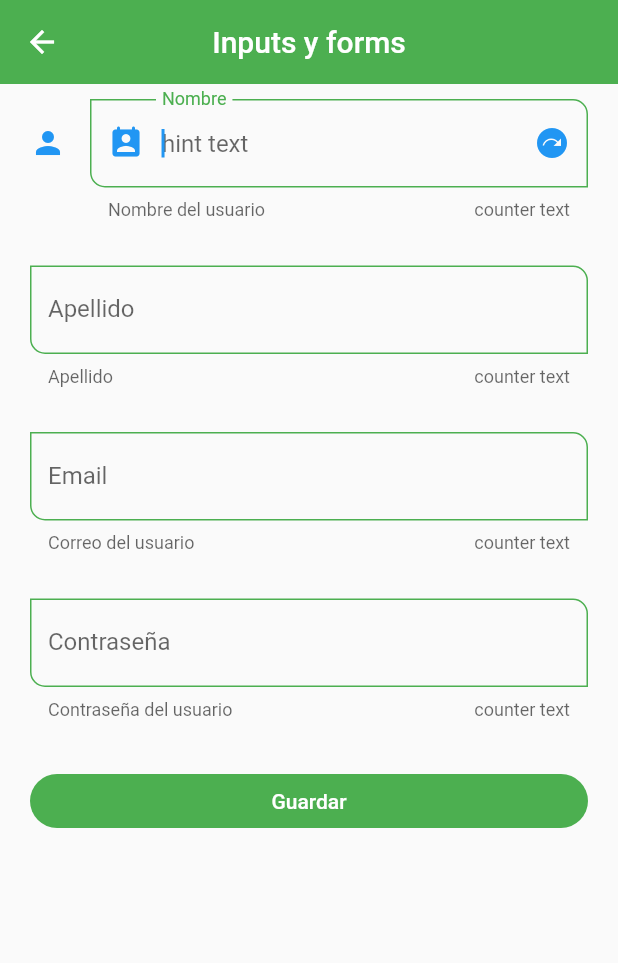
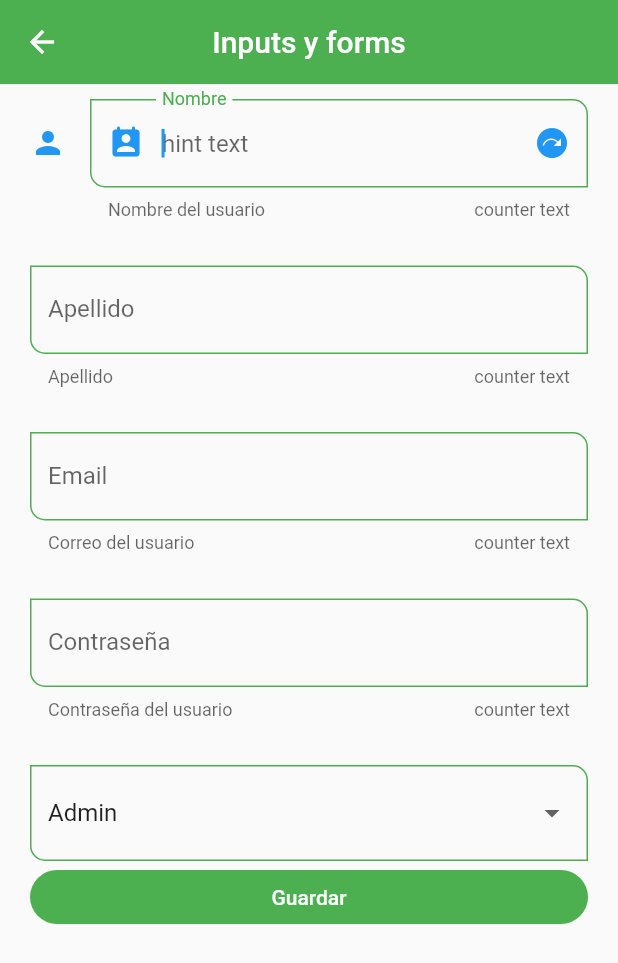
Before and after one commit to AlvaroBishop/widgets-display-Flutter, a Flutter app: the InputsScreen screen opened by its route, on a phone screen of 412 x 824 dp. Shown: the top 963 px of the screen. Run offline on Flutter 3.47's test engine with Material 2 defaults, Android fonts, the phone set to English and light mode, and no system bars.

Commit message:
add form

```diff
--- a/lib/screens/inputs_screen.dart
+++ b/lib/screens/inputs_screen.dart
@@ -73,6 +73,20 @@
             const SizedBox(
               height: 30,
             ),
+
+            DropdownButtonFormField(
+              value: 'Admin',
+              items: const [
+                 DropdownMenuItem(value: 'Admin',child: Text('Admin'),),
+                 DropdownMenuItem(value: 'Superuser',child: Text('Superuser'),),
+                 DropdownMenuItem(value: 'Developer',child: Text('Admin'),),
+                 DropdownMenuItem(value: 'Jr. Developer',child: Text('Jr. Developer'),),
+              ],
+              onChanged: ( value ) {
+                print( value);
+                formValues['role'] = value ?? 'Admin'; // si es nulo entonces es admin
+              }),
+
             ElevatedButton(
                 onPressed: () {
                   FocusScope.of(context).requestFocus(FocusNode());
```
